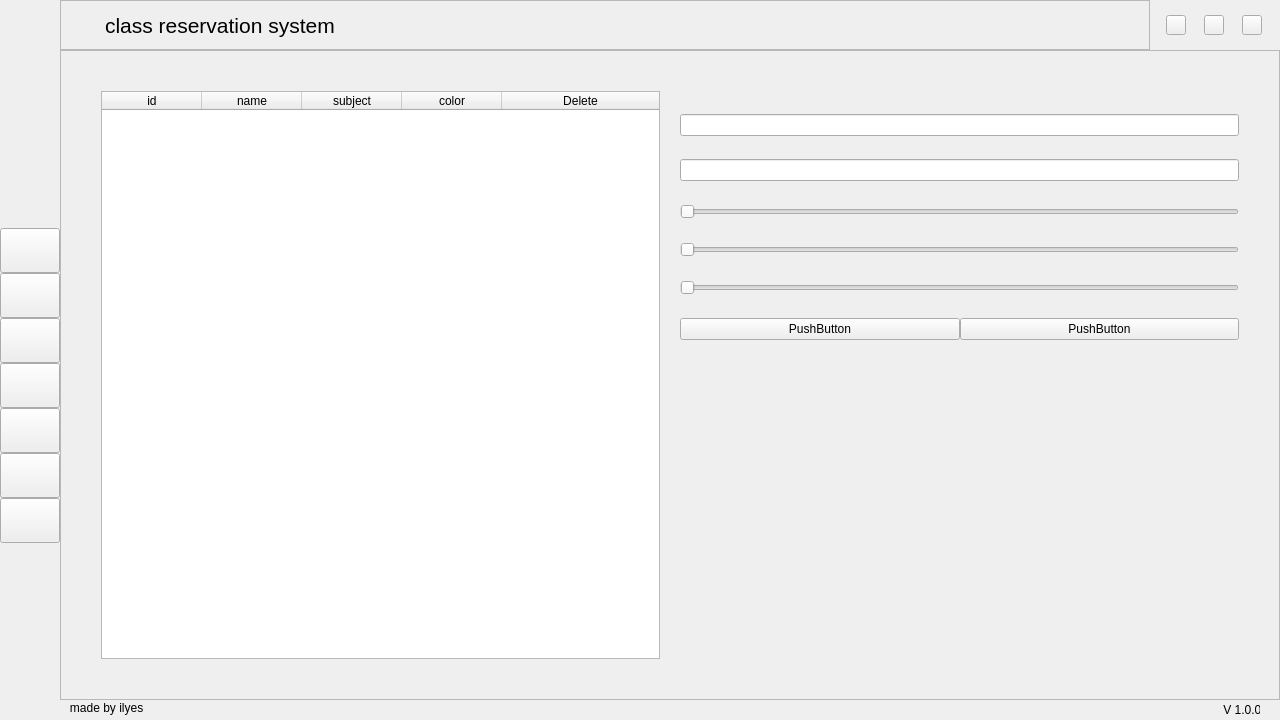
Before: the Qt Designer form main/ui_file.ui in ilyes-ced/curriculum-managment-system, drawn with Qt 5.
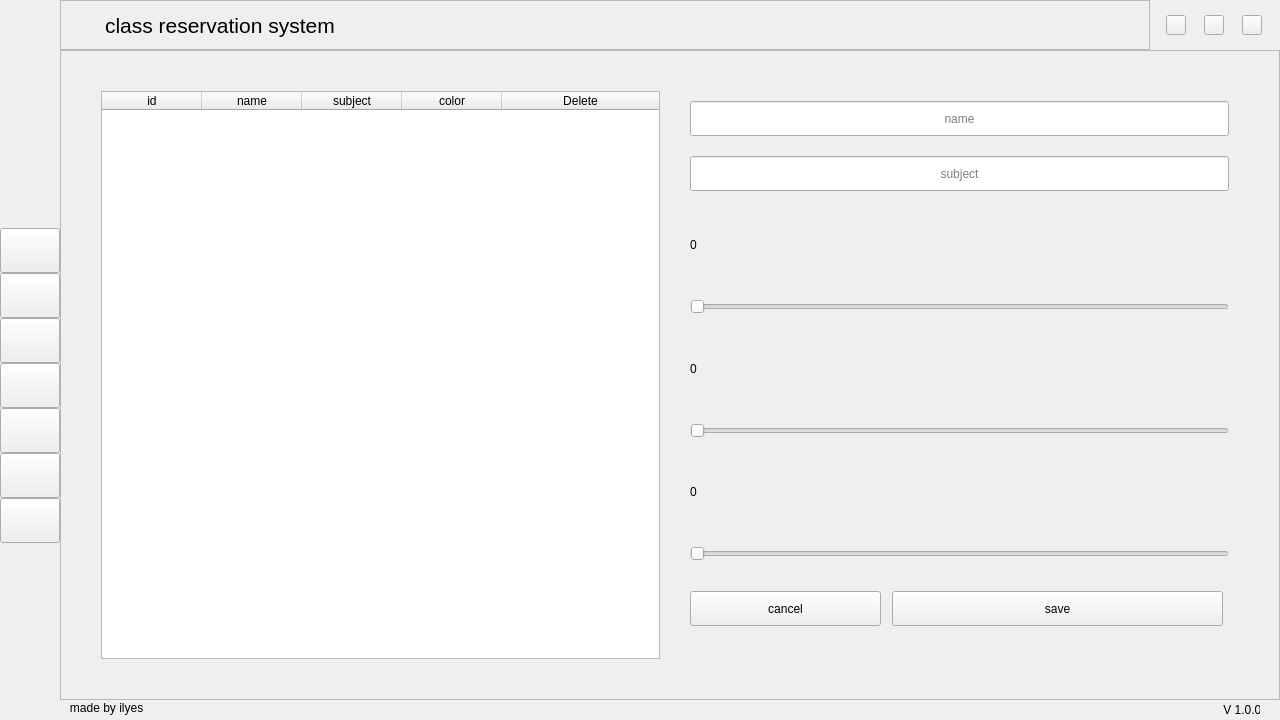
After: the same form once the commit is applied.

```diff
--- a/main/ui_file.ui
+++ b/main/ui_file.ui
@@ -6491,80 +6491,6 @@
                     <property name="spacing">
                      <number>20</number>
                     </property>
-                    <item row="0" column="1">
-                     <widget class="QWidget" name="widget_16" native="true">
-                      <layout class="QGridLayout" name="gridLayout_15">
-                       <property name="leftMargin">
-                        <number>0</number>
-                       </property>
-                       <property name="topMargin">
-                        <number>0</number>
-                       </property>
-                       <property name="rightMargin">
-                        <number>0</number>
-                       </property>
-                       <property name="bottomMargin">
-                        <number>0</number>
-                       </property>
-                       <property name="spacing">
-                        <number>0</number>
-                       </property>
-                       <item row="3" column="0" colspan="2">
-                        <widget class="QSlider" name="horizontalSlider_2">
-                         <property name="maximum">
-                          <number>255</number>
-                         </property>
-                         <property name="orientation">
-                          <enum>Qt::Horizontal</enum>
-                         </property>
-                        </widget>
-                       </item>
-                       <item row="5" column="0">
-                        <widget class="QPushButton" name="pushButton_3">
-                         <property name="text">
-                          <string>PushButton</string>
-                         </property>
-                        </widget>
-                       </item>
-                       <item row="4" column="0" colspan="2">
-                        <widget class="QSlider" name="horizontalSlider_3">
-                         <property name="maximum">
-                          <number>255</number>
-                         </property>
-                         <property name="orientation">
-                          <enum>Qt::Horizontal</enum>
-                         </property>
-                        </widget>
-                       </item>
-                       <item row="5" column="1">
-                        <widget class="QPushButton" name="pushButton_2">
-                         <property name="text">
-                          <string>PushButton</string>
-                         </property>
-                        </widget>
-                       </item>
-                       <item row="2" column="0" colspan="2">
-                        <widget class="QSlider" name="horizontalSlider">
-                         <property name="maximum">
-                          <number>255</number>
-                         </property>
-                         <property name="orientation">
-                          <enum>Qt::Horizontal</enum>
-                         </property>
-                        </widget>
-                       </item>
-                       <item row="1" column="0" colspan="2">
-                        <widget class="QLineEdit" name="lineEdit_2"/>
-                       </item>
-                       <item row="0" column="0" colspan="2">
-                        <widget class="QLineEdit" name="lineEdit"/>
-                       </item>
-                      </layout>
-                     </widget>
-                    </item>
-                    <item row="1" column="1">
-                     <widget class="QWidget" name="widget_17" native="true"/>
-                    </item>
                     <item row="0" column="0" rowspan="2">
                      <widget class="QWidget" name="widget_18" native="true">
                       <layout class="QGridLayout" name="gridLayout_17">
@@ -6657,6 +6583,161 @@
                       </layout>
                      </widget>
                     </item>
+                    <item row="0" column="1" rowspan="2">
+                     <widget class="QWidget" name="widget_16" native="true">
+                      <layout class="QGridLayout" name="gridLayout_15">
+                       <property name="leftMargin">
+                        <number>10</number>
+                       </property>
+                       <property name="topMargin">
+                        <number>10</number>
+                       </property>
+                       <property name="rightMargin">
+                        <number>10</number>
+                       </property>
+                       <property name="bottomMargin">
+                        <number>10</number>
+                       </property>
+                       <property name="horizontalSpacing">
+                        <number>32</number>
+                       </property>
+                       <property name="verticalSpacing">
+                        <number>20</number>
+                       </property>
+                       <item row="6" column="0">
+                        <widget class="QLabel" name="b_label">
+                         <property name="text">
+                          <string>0</string>
+                         </property>
+                        </widget>
+                       </item>
+                       <item row="2" column="0">
+                        <widget class="QLabel" name="r_label">
+                         <property name="text">
+                          <string>0</string>
+                         </property>
+                        </widget>
+                       </item>
+                       <item row="3" column="0" colspan="2">
+                        <widget class="QSlider" name="r_slider">
+                         <property name="maximum">
+                          <number>255</number>
+                         </property>
+                         <property name="orientation">
+                          <enum>Qt::Horizontal</enum>
+                         </property>
+                        </widget>
+                       </item>
+                       <item row="4" column="0">
+                        <widget class="QLabel" name="g_label">
+                         <property name="text">
+                          <string>0</string>
+                         </property>
+                        </widget>
+                       </item>
+                       <item row="0" column="0" colspan="2">
+                        <widget class="QLineEdit" name="teacher_name">
+                         <property name="minimumSize">
+                          <size>
+                           <width>0</width>
+                           <height>35</height>
+                          </size>
+                         </property>
+                         <property name="alignment">
+                          <set>Qt::AlignCenter</set>
+                         </property>
+                         <property name="placeholderText">
+                          <string>name</string>
+                         </property>
+                        </widget>
+                       </item>
+                       <item row="7" column="0" colspan="2">
+                        <widget class="QSlider" name="b_slider">
+                         <property name="minimumSize">
+                          <size>
+                           <width>0</width>
+                           <height>0</height>
+                          </size>
+                         </property>
+                         <property name="maximum">
+                          <number>255</number>
+                         </property>
+                         <property name="orientation">
+                          <enum>Qt::Horizontal</enum>
+                         </property>
+                        </widget>
+                       </item>
+                       <item row="1" column="0" colspan="2">
+                        <widget class="QLineEdit" name="teacher_subject">
+                         <property name="minimumSize">
+                          <size>
+                           <width>0</width>
+                           <height>35</height>
+                          </size>
+                         </property>
+                         <property name="alignment">
+                          <set>Qt::AlignCenter</set>
+                         </property>
+                         <property name="placeholderText">
+                          <string>subject</string>
+                         </property>
+                        </widget>
+                       </item>
+                       <item row="5" column="0" colspan="2">
+                        <widget class="QSlider" name="g_slider">
+                         <property name="maximum">
+                          <number>255</number>
+                         </property>
+                         <property name="orientation">
+                          <enum>Qt::Horizontal</enum>
+                         </property>
+                        </widget>
+                       </item>
+                       <item row="8" column="0" colspan="2">
+                        <widget class="QWidget" name="widget_17" native="true">
+                         <widget class="QPushButton" name="cancel_teacher_data">
+                          <property name="geometry">
+                           <rect>
+                            <x>0</x>
+                            <y>10</y>
+                            <width>191</width>
+                            <height>35</height>
+                           </rect>
+                          </property>
+                          <property name="minimumSize">
+                           <size>
+                            <width>0</width>
+                            <height>35</height>
+                           </size>
+                          </property>
+                          <property name="text">
+                           <string>cancel</string>
+                          </property>
+                         </widget>
+                         <widget class="QPushButton" name="save_teacher_data">
+                          <property name="geometry">
+                           <rect>
+                            <x>202</x>
+                            <y>10</y>
+                            <width>331</width>
+                            <height>35</height>
+                           </rect>
+                          </property>
+                          <property name="minimumSize">
+                           <size>
+                            <width>0</width>
+                            <height>35</height>
+                           </size>
+                          </property>
+                          <property name="text">
+                           <string>save</string>
+                          </property>
+                         </widget>
+                        </widget>
+                       </item>
+                      </layout>
+                     </widget>
+                    </item>
                    </layout>
                   </widget>
                  </item>
```
Left out of the diff: 2 changed lines with no effect on the pictures.
